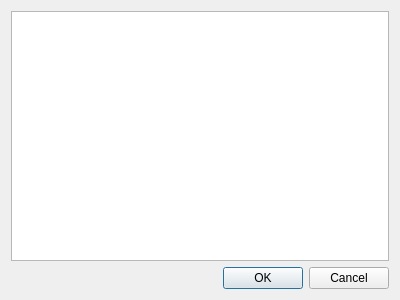
g-sherman/GeoApt, file dlgAboutGeoApt.ui: the form before one commit.
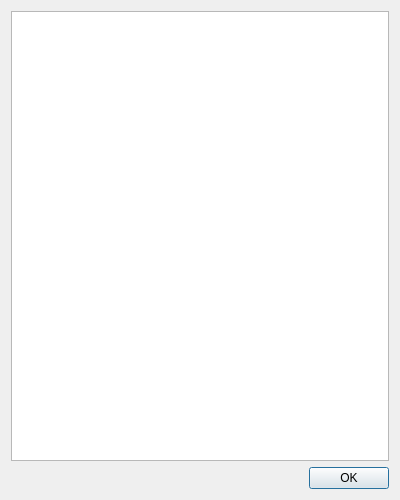
The form after the commit.

Commit message: Fixed up help about dialog

Diff of the .ui file:
```diff
--- a/dlgAboutGeoApt.ui
+++ b/dlgAboutGeoApt.ui
@@ -7,7 +7,7 @@
     <x>0</x>
     <y>0</y>
     <width>400</width>
-    <height>300</height>
+    <height>500</height>
    </rect>
   </property>
   <property name="windowTitle">
@@ -23,7 +23,7 @@
       <enum>Qt::Horizontal</enum>
      </property>
      <property name="standardButtons">
-      <set>QDialogButtonBox::Cancel|QDialogButtonBox::Ok</set>
+      <set>QDialogButtonBox::Ok</set>
      </property>
     </widget>
    </item>
```
The commit also changes 3 other files.
